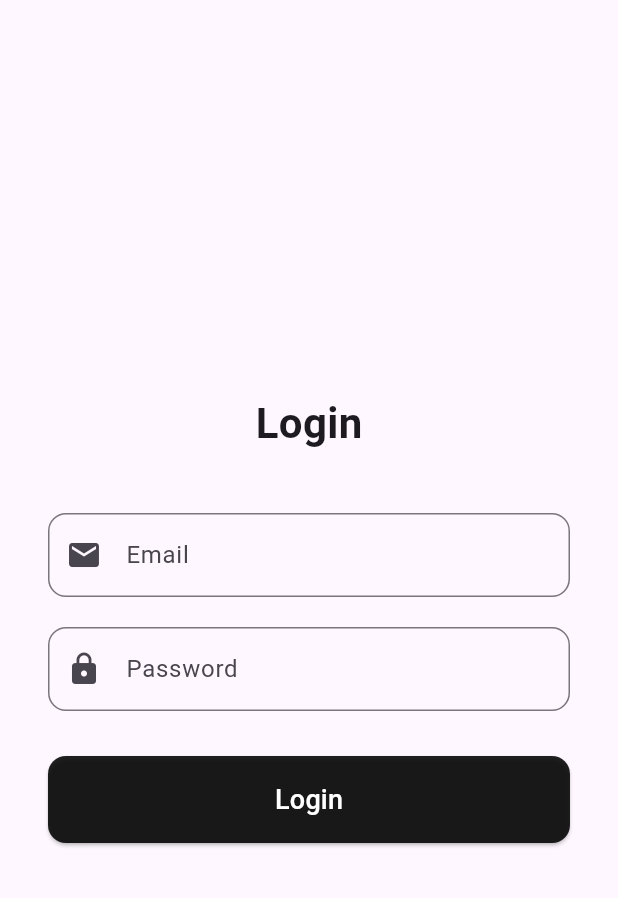
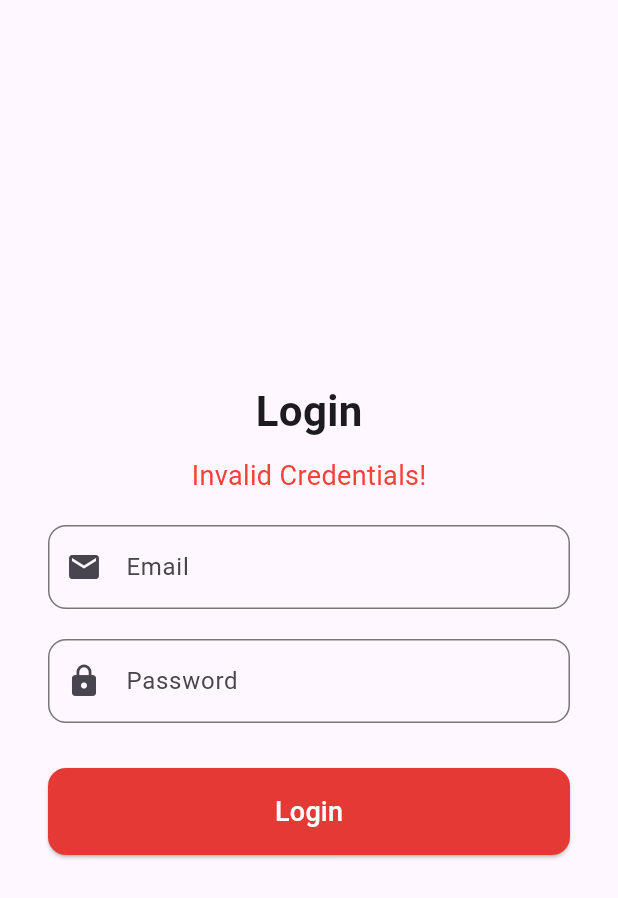
Before and after one commit to AhmeddNofal/menu_app, a Flutter app: the screen it shows after launch, after a tap on "Login", on a phone screen of 412 x 824 dp. Shown: the top 898 px of the screen. Run offline on Flutter 3.47's test engine with Material 3 defaults, Android fonts, the phone set to English and light mode, and no system bars; our stand-ins replace flutter_bloc, sqflite, sqflite_common_ffi; accounts and stored records are empty.

```diff
--- a/lib/cubits/user_cubit.dart
+++ b/lib/cubits/user_cubit.dart
@@ -4,8 +4,7 @@ import 'package:menu_app/models/user_model.dart';
 class UserCubit extends Cubit<User> {
   UserCubit(super.initialState);
 
-  void update(Map<String, dynamic> map) {
-    User user = User.fromMap(map);
+  void update(User user) {
     emit(user);
   }
 
--- a/lib/pages/login_page.dart
+++ b/lib/pages/login_page.dart
@@ -2,6 +2,8 @@ import 'package:flutter/material.dart';
 import 'package:flutter_bloc/flutter_bloc.dart';
 import 'package:menu_app/cubits/user_cubit.dart';
 import 'package:menu_app/models/user_model.dart';
+import 'package:menu_app/pages/admin_page.dart';
+import 'package:menu_app/pages/user_page.dart';
 import 'package:menu_app/services/databaseService.dart';
 import 'package:sqflite/sqflite.dart';
 
@@ -15,8 +17,13 @@ class LoginPage extends StatefulWidget {
 class _LoginPageState extends State<LoginPage> {
   final DatabaseService dbService = DatabaseService();
   Database? db;
+  final _emailController = TextEditingController();
+  final _passwordController = TextEditingController();
+  String? emailVal;
+  String? passwordVal;
+  bool errorMsg = false;
 
-  void initDB() async {
+  Future initDB() async {
     await dbService.open();
     db = dbService.db;
     //   await db?.execute('''
@@ -27,18 +34,52 @@ class _LoginPageState extends State<LoginPage> {
     //   password text not null
     // )    ''');
     // await dbService.addUser();
-    User? res =  await dbService.findUser("admin");
+    User? res = await dbService.findUser("admin");
     print("initState Called");
-    context.read<UserCubit>().update({"admin": 1, "email": "admin", "password": "123"});
+    // context
+    //     .read<UserCubit>()
+    //     .update({"admin": 1, "email": "admin", "password": "123"});
     final state = context.read<UserCubit>().state;
     print("state is");
     print(state.email);
   }
 
+  Future login(String? email, String? password) async {
+    User? user;
+    if (email != null && password != null) {
+      user = await dbService.findUser(email);
+    }
+    if (user != null && user.password == password) {
+      if (user.admin!) {
+        // ignore: use_build_context_synchronously
+        context.read<UserCubit>().update(user);
+
+        Navigator.pushReplacement<void, void>(
+          // ignore: use_build_context_synchronously
+          context,
+          MaterialPageRoute<void>(
+            builder: (BuildContext context) => const AdminPage(),
+          ),
+        );
+        return;
+      }
+      await Navigator.pushReplacement<void, void>(
+        // ignore: use_build_context_synchronously
+        context,
+        MaterialPageRoute<void>(
+          builder: (BuildContext context) => const UserPage(),
+        ),
+      );
+    }
+    setState(() {
+      errorMsg = true;
+    });
+  }
+
   @override
   initState() {
     super.initState();
-    WidgetsBinding.instance.addPostFrameCallback((_) => initDB());
+    WidgetsBinding.instance.addPostFrameCallback((_) async => await initDB());
   }
 
   @override
@@ -57,8 +98,25 @@ class _LoginPageState extends State<LoginPage> {
                   fontWeight: FontWeight.bold,
                 ),
               ),
-              const SizedBox(height: 40),
+              const SizedBox(height: 10),
+              Opacity(
+                opacity: errorMsg ? 1 : 0,
+                child: const Text(
+                  "Invalid Credentials!",
+                  style: TextStyle(
+                    color: Colors.red,
+                    fontSize: 18,
+                  ),
+                ),
+              ),
+              const SizedBox(height: 20),
               TextField(
+                controller: _emailController,
+                onChanged: (value) => {
+                  setState(() {
+                    emailVal = value;
+                  }),
+                },
                 decoration: InputDecoration(
                   labelText: 'Email',
                   border: OutlineInputBorder(
@@ -69,6 +127,12 @@ class _LoginPageState extends State<LoginPage> {
               ),
               const SizedBox(height: 20),
               TextField(
+                controller: _passwordController,
+                onChanged: (value) => {
+                  setState(() {
+                    passwordVal = value;
+                  }),
+                },
                 obscureText: true,
                 decoration: InputDecoration(
                   labelText: 'Password',
@@ -87,8 +151,10 @@ class _LoginPageState extends State<LoginPage> {
                       shape: RoundedRectangleBorder(
                         borderRadius: BorderRadius.circular(12.0),
                       ),
-                      backgroundColor: Colors.black87),
-                  onPressed: () {},
+                      backgroundColor: Colors.red[600]),
+                  onPressed: () async {
+                    await login(emailVal, passwordVal);
+                  },
                   child: const Text(
                     'Login',
                     style: TextStyle(fontSize: 18, color: Colors.white),
--- a/lib/services/databaseService.dart
+++ b/lib/services/databaseService.dart
@@ -27,7 +27,7 @@ class DatabaseService {
 
   Future addUser() async {
     var res = await db
-        .insert("Users", {"admin": 1, "email": "admin", "password": "123"});
+        .insert("Users", {"admin": 0, "email": "guest", "password": "123"});
     return res;
   }
 
@@ -35,8 +35,6 @@ class DatabaseService {
     List<Map<String, dynamic>> maps =
         await db.query("Users", where: 'email = ?', whereArgs: [email]);
     if (maps.isNotEmpty) {
-      print(maps);
-
       return User.fromMap(maps.first);
     }
     return null;
--- a/pubspec.yaml
+++ b/pubspec.yaml
@@ -40,6 +40,7 @@ dependencies:
   sqflite_common_ffi: ^2.3.3
   sqlite3_flutter_libs: ^0.5.29+1
   flutter_bloc: ^9.0.0
+  day_picker: ^2.3.0
 
 dev_dependencies:
   flutter_test:
@@ -64,9 +65,8 @@ flutter:
   uses-material-design: true
 
   # To add assets to your application, add an assets section, like this:
-  # assets:
-  #   - images/a_dot_burr.jpeg
-  #   - images/a_dot_ham.jpeg
+  assets:
+    - ./assets/pizza.jpg
 
   # An image asset can refer to one or more resolution-specific "variants", see
   # https://flutter.dev/assets-and-images/#resolution-aware
```
Also changed, not shown: lib/pages/admin_page.dart (+176 -0 lines), lib/pages/user_page.dart (+19 -0 lines), assets/pizza.jpg (added), pubspec.lock.
